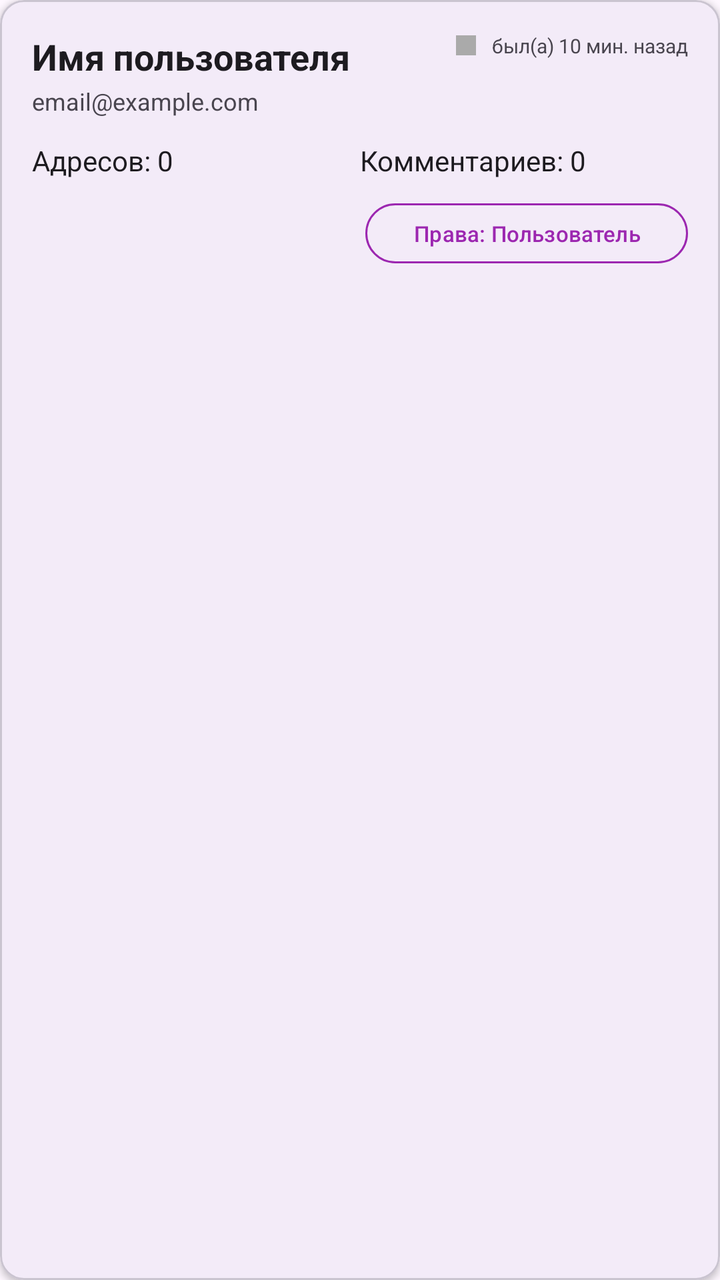
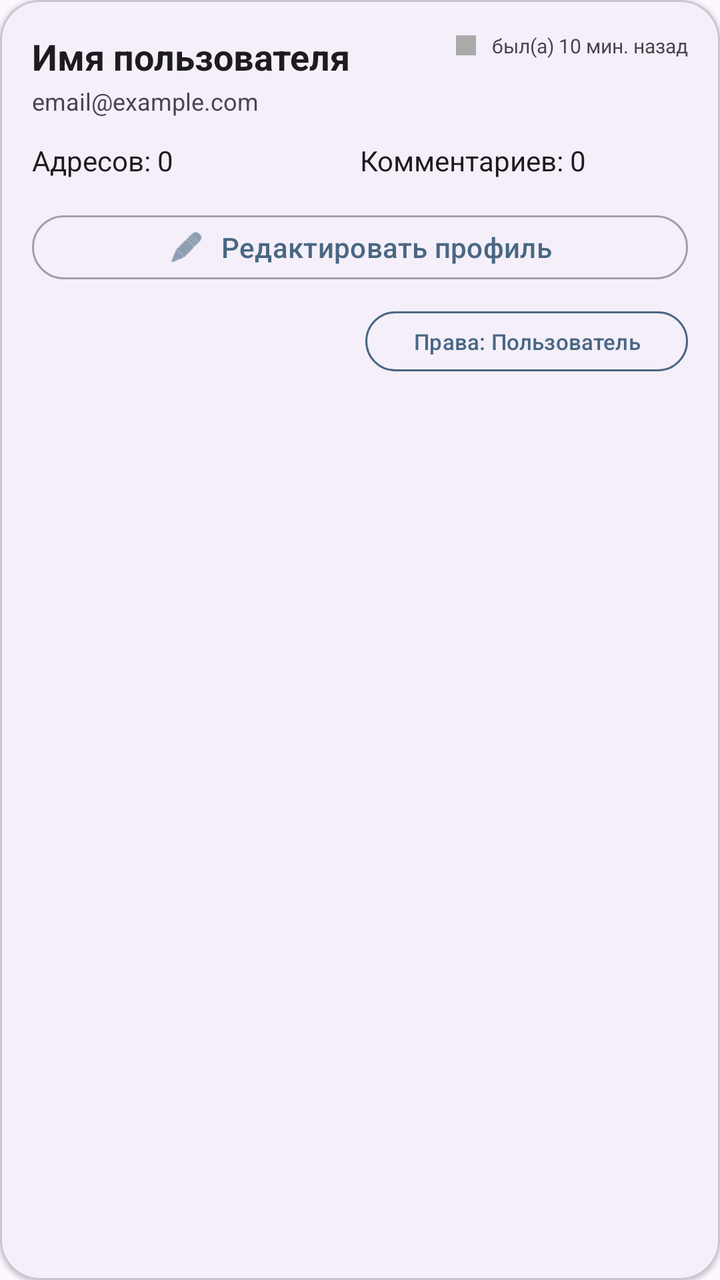

The first picture is an Android layout as it rendered before a commit; the second is the same layout after the commit. The layout source and the unified diff follow.
<!-- AndroidManifest.xml: application theme Theme.BaseHome -->
<!-- res/layout/item_user_details.xml -->
<?xml version="1.0" encoding="utf-8"?>
<com.google.android.material.card.MaterialCardView xmlns:android="http://schemas.android.com/apk/res/android"
    xmlns:app="http://schemas.android.com/apk/res-auto"
    android:layout_width="match_parent"
    android:layout_height="wrap_content"
    android:layout_marginHorizontal="12dp"
    android:layout_marginVertical="6dp"
    app:cardCornerRadius="12dp"
    app:cardElevation="2dp"
    app:strokeWidth="1dp"
    app:strokeColor="?attr/colorOutlineVariant">

    <LinearLayout
        android:layout_width="match_parent"
        android:layout_height="wrap_content"
        android:orientation="vertical"
        android:padding="16dp">

        <RelativeLayout
            android:layout_width="match_parent"
            android:layout_height="wrap_content">

            <TextView
                android:id="@+id/tvUserDetailName"
                android:layout_width="wrap_content"
                android:layout_height="wrap_content"
                android:textSize="18sp"
                android:textStyle="bold"
                android:textColor="?android:attr/textColorPrimary"
                android:text="Имя пользователя" />

            <LinearLayout
                android:layout_width="wrap_content"
                android:layout_height="wrap_content"
                android:layout_alignParentEnd="true"
                android:gravity="center_vertical"
                android:orientation="horizontal">

                <View
                    android:id="@+id/vOnlineStatus"
                    android:layout_width="10dp"
                    android:layout_height="10dp"
                    android:background="@android:color/darker_gray" />

                <TextView
                    android:id="@+id/tvLastSeen"
                    android:layout_width="wrap_content"
                    android:layout_height="wrap_content"
                    android:layout_marginStart="8dp"
                    android:textSize="10sp"
                    android:textColor="?android:attr/textColorSecondary"
                    android:text="был(а) 10 мин. назад" />
            </LinearLayout>
        </RelativeLayout>

        <TextView
            android:id="@+id/tvUserDetailEmail"
            android:layout_width="match_parent"
            android:layout_height="wrap_content"
            android:textSize="12sp"
            android:textColor="?android:attr/textColorSecondary"
            android:text="email@example.com"
            android:layout_marginTop="2dp" />

        <LinearLayout
            android:layout_width="match_parent"
            android:layout_height="wrap_content"
            android:orientation="horizontal"
            android:layout_marginTop="12dp"
            android:weightSum="2">

            <LinearLayout
                android:layout_width="0dp"
                android:layout_height="wrap_content"
                android:layout_weight="1"
                android:orientation="vertical">
                <TextView
                    android:id="@+id/tvUserDetailAddressCount"
                    android:layout_width="wrap_content"
                    android:layout_height="wrap_content"
                    android:text="Адресов: 0"
                    android:textSize="14sp"
                    android:textColor="?android:attr/textColorPrimary" />
            </LinearLayout>

            <LinearLayout
                android:layout_width="0dp"
                android:layout_height="wrap_content"
                android:layout_weight="1"
                android:orientation="vertical">
                <TextView
                    android:id="@+id/tvUserDetailCommentCount"
                    android:layout_width="wrap_content"
                    android:layout_height="wrap_content"
                    android:text="Комментариев: 0"
                    android:textSize="14sp"
                    android:textColor="?android:attr/textColorPrimary" />
            </LinearLayout>
        </LinearLayout>

        <com.google.android.material.button.MaterialButton
            android:id="@+id/btnToggleAdminStatus"
            style="@style/Widget.Material3.Button.OutlinedButton"
            android:layout_width="wrap_content"
            android:layout_height="38dp"
            android:layout_marginTop="8dp"
            android:layout_gravity="end"
            android:text="Права: Пользователь"
            android:textSize="11sp"
            app:strokeColor="#9C27B0"
            android:textColor="#9C27B0" />

    </LinearLayout>
</com.google.android.material.card.MaterialCardView>
<!-- resources referenced by this layout -->
<resources>
  <style name="Theme.BaseHome" parent="Base.Theme.BaseHome" />
  <style name="Base.Theme.BaseHome" parent="Theme.Material3.DayNight.NoActionBar">
          
          
      </style>
</resources>

<!-- the commit's change to res/layout/item_user_details.xml (unified diff, before → after) -->
@@ -5,8 +5,8 @@
     android:layout_height="wrap_content"
     android:layout_marginHorizontal="12dp"
     android:layout_marginVertical="6dp"
-    app:cardCornerRadius="12dp"
-    app:cardElevation="2dp"
+    app:cardCornerRadius="20dp"
+    app:cardElevation="1dp"
     app:strokeWidth="1dp"
     app:strokeColor="?attr/colorOutlineVariant">
 
@@ -99,6 +99,17 @@
         </LinearLayout>
 
         <com.google.android.material.button.MaterialButton
+            android:id="@+id/btnEditUserProfile"
+            style="@style/Widget.Material3.Button.OutlinedButton"
+            android:layout_width="match_parent"
+            android:layout_height="40dp"
+            android:layout_marginTop="14dp"
+            android:text="@string/edit_user_profile"
+            app:icon="@android:drawable/ic_menu_edit"
+            app:iconGravity="textStart"
+            app:iconPadding="8dp" />
+
+        <com.google.android.material.button.MaterialButton
             android:id="@+id/btnToggleAdminStatus"
             style="@style/Widget.Material3.Button.OutlinedButton"
             android:layout_width="wrap_content"
@@ -107,8 +118,8 @@
             android:layout_gravity="end"
             android:text="Права: Пользователь"
             android:textSize="11sp"
-            app:strokeColor="#9C27B0"
-            android:textColor="#9C27B0" />
+            app:strokeColor="?attr/colorPrimary"
+            android:textColor="?attr/colorPrimary" />
 
     </LinearLayout>
 </com.google.android.material.card.MaterialCardView>
<!-- resource entries referenced after the edit -->
@@ -1,9 +1,22 @@
 <!-- resources referenced by this layout -->
 <resources>
+  <string name="edit_user_profile">Редактировать профиль</string>
   <style name="Theme.BaseHome" parent="Base.Theme.BaseHome" />
   <style name="Base.Theme.BaseHome" parent="Theme.Material3.DayNight.NoActionBar">
-          
-          
+          <item name="colorPrimary">@color/brand_primary</item>
+          <item name="colorSecondary">@color/brand_accent</item>
+          <item name="colorSurface">?android:attr/colorBackground</item>
+          <item name="colorOutline">?android:attr/textColorHint</item>
+          <item name="shapeAppearanceSmallComponent">@style/ShapeAppearance.BaseHome.Small</item>
+          <item name="shapeAppearanceMediumComponent">@style/ShapeAppearance.BaseHome.Medium</item>
+      </style>
+  <color name="brand_primary">#496783</color>
+  <color name="brand_accent">#6A7F6A</color>
+  <style name="ShapeAppearance.BaseHome.Small" parent="ShapeAppearance.Material3.Corner.Small">
+          <item name="cornerSize">12dp</item>
+      </style>
+  <style name="ShapeAppearance.BaseHome.Medium" parent="ShapeAppearance.Material3.Corner.Medium">
+          <item name="cornerSize">20dp</item>
       </style>
 </resources>
 
